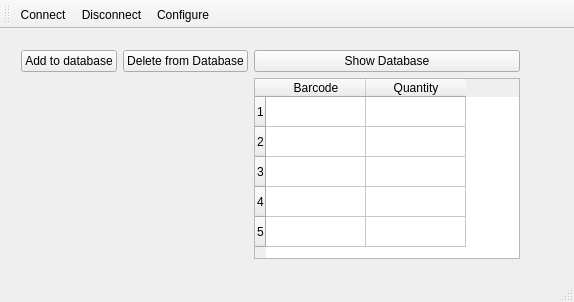
Before: the Qt Designer form Lagerverwaltung/mainwindow.ui in huntworker/Lagerverwaltung, drawn with Qt 5.
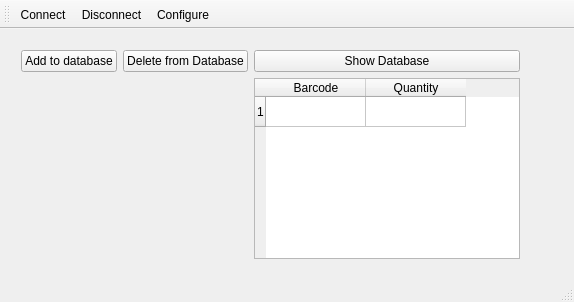
After: the same form once the commit is applied.

```diff
--- a/Lagerverwaltung/mainwindow.ui
+++ b/Lagerverwaltung/mainwindow.ui
@@ -86,13 +86,9 @@
        <item>
         <widget class="QTableWidget" name="tableWidget">
          <property name="rowCount">
-          <number>5</number>
+          <number>1</number>
          </property>
          <row/>
-         <row/>
-         <row/>
-         <row/>
-         <row/>
          <column>
           <property name="text">
            <string>Barcode</string>
```
